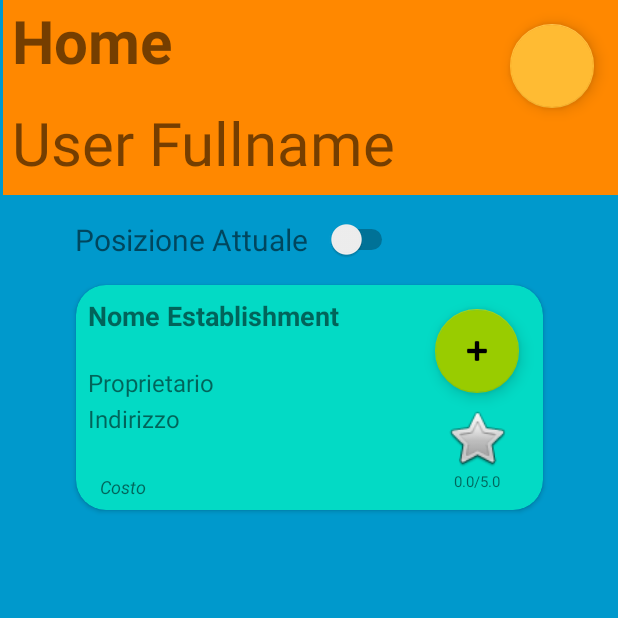
After one commit to Visco01/MyLocalBooking-IS2022, an Android app: the HomeClient screen opened directly, with no data from a screen before it, on a phone screen of 412 x 824 dp, the top half of it. The commit adds this screen. Run offline under Robolectric (Android 15) with nearby library versions, the light colour scheme and no system bars.

Commit message:
WIP Navbar

```diff
--- a/MyLocalBooking/app/build.gradle
+++ b/MyLocalBooking/app/build.gradle
@@ -46,6 +46,7 @@ dependencies {
     implementation 'com.google.android.material:material:1.6.1'
     implementation 'androidx.constraintlayout:constraintlayout:2.1.4'
     implementation 'com.google.android.gms:play-services-maps:18.0.2'
+    implementation 'androidx.fragment:fragment:1.4.1'
     testImplementation 'junit:junit:4.13.2'
     androidTestImplementation 'androidx.test.ext:junit:1.1.3'
     androidTestImplementation 'androidx.test.espresso:espresso-core:3.4.0'
--- /dev/null
+++ b/MyLocalBooking/app/src/main/java/uni/project/mylocalbooking/activities/BaseNavigationActivity.java
@@ -0,0 +1,111 @@
+package uni.project.mylocalbooking.activities;
+
+import androidx.appcompat.app.AppCompatActivity;
+
+import android.content.Intent;
+import android.os.Bundle;
+
+import com.google.android.material.bottomnavigation.BottomNavigationView;
+
+import uni.project.mylocalbooking.R;
+import uni.project.mylocalbooking.activities.client.HomeClient;
+
+public abstract class BaseNavigationActivity extends AppCompatActivity {
+
+    protected BottomNavigationView navigationView;
+    private Intent intent;
+
+    @Override
+    protected void onCreate(Bundle savedInstanceState) {
+        super.onCreate(savedInstanceState);
+        setContentView(getContentViewId());
+
+        System.out.println("View: " + getContentViewId());
+        System.out.println("R.id.navView " + R.id.navView);
+        System.out.println("findView: " + findViewById(R.id.navView));
+
+        System.out.println("T1: " + R.layout.activity_base_navigation);
+        System.out.println("T2: " + getParent());
+
+
+        // --> null # DA FIXARE #
+        navigationView = (BottomNavigationView) findViewById(R.id.navView);
+        System.out.println(navigationView); // --> null # DA FIXARE #
+        // navigationView.setOnNavigationItemSelectedListener(this); --> Deprecato
+
+        if (navigationView != null) {
+            navigationView.setOnItemSelectedListener(item -> {
+                switch (item.getItemId()) {
+                    case R.id.homeClient:
+                        intent = new Intent(getBaseContext(), HomeClient.class);
+                        startActivity(intent);
+                        return true;
+                }
+                return false;
+            });
+            // Default position
+            navigationView.setSelectedItemId(R.id.homeClient);
+        }
+        else{
+            System.out.println("DEBUG: null navigationView");
+        }
+
+    }
+/*
+
+    @Override
+    protected void onStart() {
+        super.onStart();
+        updateNavigationBarState();
+    }
+
+    // Remove inter-activity transition to avoid screen tossing on tapping bottom navigation items
+    @Override
+    public void onPause() {
+        super.onPause();
+        overridePendingTransition(0, 0);
+    }
+
+
+
+    @Override
+    public boolean onNavigationItemSelected(@NonNull MenuItem item) {
+        navigationView.postDelayed(() -> {
+            int itemId = item.getItemId();
+            System.out.println(itemId);
+            if (itemId == R.id.homeClient) {
+                System.out.println("itemId correct");
+                startActivity(new Intent(this, HomeClient.class));
+            } else if (itemId == R.id.profile) {
+                startActivity(new Intent(this, Profile.class));
+            } else if (itemId == R.id.navigation_notifications) {
+                startActivity(new Intent(this, NotificationsActivity.class));
+            } finish();
+}, 300);
+        return true;
+        }
+
+private void updateNavigationBarState(){
+        int actionId = getNavigationMenuItemId();
+        selectBottomNavigationBarItem(actionId);
+        }
+
+        void selectBottomNavigationBarItem(int itemId) {
+        Menu menu = navigationView.getMenu();
+        for (int i = 0, size = menu.size(); i < size; i++) {
+        MenuItem item = menu.getItem(i);
+        boolean shouldBeChecked = item.getItemId() == itemId;
+        if (shouldBeChecked) {
+        item.setChecked(true);
+        break;
+        }
+        }
+        }
+
+*
+* */
+    public abstract int getContentViewId();
+
+    protected abstract int getNavigationMenuItemId();
+
+}
--- a/MyLocalBooking/app/src/main/java/uni/project/mylocalbooking/activities/HomeActivity.java
+++ b/MyLocalBooking/app/src/main/java/uni/project/mylocalbooking/activities/HomeActivity.java
@@ -7,6 +7,7 @@ import android.os.Bundle;
 import android.view.View;
 import android.widget.Button;
 
+import uni.project.mylocalbooking.activities.client.HomeClient;
 import uni.project.mylocalbooking.activities.client.LandReviewActivity;
 import uni.project.mylocalbooking.activities.provider.BlackListActivity;
 
@@ -19,6 +20,7 @@ public class HomeActivity extends AppCompatActivity {
     private Button changePhone;
     private Button changeDataOfBorn;
     private Button blackListBtn;
+    private Button comirsHome;
 
     @Override
     protected void onCreate(Bundle savedInstanceState) {
@@ -30,6 +32,7 @@ public class HomeActivity extends AppCompatActivity {
         changePwdBtn = findViewById(R.id.change_pwd);
         reviewBtn = findViewById(R.id.make_review);
         changeDataOfBorn = findViewById(R.id.btn_change_DataOfBorn);
+        comirsHome = findViewById(R.id.btn_comirs_home);
 
         blackListBtn.setOnClickListener(new View.OnClickListener() {
             @Override
@@ -66,6 +69,11 @@ public class HomeActivity extends AppCompatActivity {
             }
         });
 
+        comirsHome.setOnClickListener(new View.OnClickListener() {
+            @Override
+            public void onClick(View view) { openHomeClient(); }
+        });
+
 
 
     }
@@ -95,4 +103,10 @@ public class HomeActivity extends AppCompatActivity {
         startActivity(intent);
     }
 
+    protected void openHomeClient(){
+        Intent intent = new Intent(this, HomeClient.class);
+        System.out.println("Opening Home Client Comir");
+        startActivity(intent);
+    }
+
 }
--- /dev/null
+++ b/MyLocalBooking/app/src/main/java/uni/project/mylocalbooking/activities/client/HomeClient.java
@@ -0,0 +1,26 @@
+package uni.project.mylocalbooking.activities.client;
+
+import androidx.appcompat.app.AppCompatActivity;
+
+import android.os.Bundle;
+
+import uni.project.mylocalbooking.R;
+import uni.project.mylocalbooking.activities.BaseNavigationActivity;
+
+public class HomeClient extends BaseNavigationActivity {
+
+    @Override
+    protected void onCreate(Bundle savedInstanceState) {
+        super.onCreate(savedInstanceState);
+        System.out.println("onCreate HomeClient good");
+        setContentView(R.layout.activity_home_client);
+    }
+
+    public int getContentViewId(){
+        return R.layout.activity_home_client;
+    }
+
+    public int getNavigationMenuItemId(){
+        return R.id.homeClient;
+    }
+}
--- a/MyLocalBooking/app/src/main/java/uni/project/mylocalbooking/activities/provider/BlackListActivity.java
+++ b/MyLocalBooking/app/src/main/java/uni/project/mylocalbooking/activities/provider/BlackListActivity.java
@@ -31,7 +31,7 @@ public class BlackListActivity extends AppCompatActivity {
     private void initData() {
         blackList = new ArrayList<>();
 
-        blackList.add(new Model(R.drawable.ic_baseline_person_24, "Antonio Labranca", "sonoUnaMerda@gmail.com"));
+        //blackList.add(new Model(R.drawable.ic_baseline_person_24, "Antonio Labranca", "sonoUnaMerda@gmail.com"));
         blackList.add(new Model(R.drawable.ic_baseline_person_24, "Pietro Visconti", "visco00@gmail.com"));
         blackList.add(new Model(R.drawable.ic_baseline_person_24, "Pietro Donega", "pdonega2000@gmail.com"));
         blackList.add(new Model(R.drawable.ic_baseline_person_24, "Nicola Marizza", "marizzaNicola@gmail.com"));
--- /dev/null
+++ b/MyLocalBooking/app/src/main/res/layout/activity_base_navigation.xml
@@ -0,0 +1,19 @@
+<?xml version="1.0" encoding="utf-8"?>
+<androidx.constraintlayout.widget.ConstraintLayout xmlns:android="http://schemas.android.com/apk/res/android"
+    xmlns:app="http://schemas.android.com/apk/res-auto"
+    xmlns:tools="http://schemas.android.com/tools"
+    android:layout_width="match_parent"
+    android:layout_height="match_parent"
+    tools:context=".activities.BaseNavigationActivity">
+
+    <com.google.android.material.bottomnavigation.BottomNavigationView
+        android:id="@+id/navView"
+        android:layout_width="match_parent"
+        android:layout_height="75dp"
+        app:layout_constraintBottom_toBottomOf="parent"
+        app:layout_constraintEnd_toEndOf="parent"
+        app:layout_constraintHorizontal_bias="0.5"
+        app:layout_constraintStart_toStartOf="parent"
+        app:menu="@menu/bottom_navbar"/>
+
+</androidx.constraintlayout.widget.ConstraintLayout>
--- a/MyLocalBooking/app/src/main/res/layout/activity_booker_registration.xml
+++ b/MyLocalBooking/app/src/main/res/layout/activity_booker_registration.xml
@@ -85,15 +85,15 @@
                 android:layout_height="50dp"
                 android:layout_marginTop="15dp"
                 android:background="@drawable/button_begin"
+                android:clickable="false"
+                android:cursorVisible="false"
                 android:drawableLeft="@drawable/ic_baseline_date_range_24"
                 android:drawablePadding="8dp"
-                android:hint="Date of Born"
+                android:focusable="false"
+                android:focusableInTouchMode="false"
+                android:hint="Birthday"
                 android:padding="8dp"
-                android:textColor="@color/black"
-                android:clickable="false"
-                android:cursorVisible="false"
-                android:focusable="false"
-                android:focusableInTouchMode="false">
+                android:textColor="@color/black">
 
             </EditText>
 
--- a/MyLocalBooking/app/src/main/res/layout/activity_home.xml
+++ b/MyLocalBooking/app/src/main/res/layout/activity_home.xml
@@ -71,7 +71,19 @@
         app:layout_constraintHorizontal_bias="0.771"
         app:layout_constraintStart_toStartOf="parent"
         app:layout_constraintTop_toTopOf="parent"
-        app:layout_constraintVertical_bias="0.604">
+        app:layout_constraintVertical_bias="0.604"/>
+
+    <androidx.appcompat.widget.AppCompatButton
+        android:id="@+id/btn_comirs_home"
+        android:layout_width="wrap_content"
+        android:layout_height="wrap_content"
+        android:text="Comir's Home Client"
+        app:layout_constraintBottom_toBottomOf="parent"
+        app:layout_constraintEnd_toEndOf="parent"
+        app:layout_constraintHorizontal_bias="0.758"
+        app:layout_constraintStart_toStartOf="parent"
+        app:layout_constraintTop_toTopOf="parent"
+        app:layout_constraintVertical_bias="0.872">
 
 
     </androidx.appcompat.widget.AppCompatButton>
--- /dev/null
+++ b/MyLocalBooking/app/src/main/res/layout/activity_home_client.xml
@@ -0,0 +1,188 @@
+<?xml version="1.0" encoding="utf-8"?>
+<androidx.constraintlayout.widget.ConstraintLayout xmlns:android="http://schemas.android.com/apk/res/android"
+    xmlns:app="http://schemas.android.com/apk/res-auto"
+    xmlns:tools="http://schemas.android.com/tools"
+    android:layout_width="match_parent"
+    android:layout_height="match_parent"
+    tools:context=".activities.client.HomeClient">
+
+    <View
+        android:id="@+id/body"
+        android:layout_width="wrap_content"
+        android:layout_height="wrap_content"
+        android:background="@android:color/holo_blue_dark"
+        app:layout_constraintBottom_toBottomOf="parent"
+        app:layout_constraintEnd_toEndOf="parent"
+        app:layout_constraintHorizontal_bias="1.0"
+        app:layout_constraintStart_toStartOf="parent"
+        app:layout_constraintTop_toTopOf="parent"
+        app:layout_constraintVertical_bias="1.0" />
+
+    <View
+        android:id="@+id/topBar"
+        android:layout_width="410dp"
+        android:layout_height="130dp"
+        android:background="@android:color/holo_orange_dark"
+        app:layout_constraintEnd_toEndOf="parent"
+        app:layout_constraintHorizontal_bias="1.0"
+        app:layout_constraintStart_toStartOf="parent"
+        app:layout_constraintTop_toTopOf="parent" />
+
+    <TextView
+        android:id="@+id/homeTextView"
+        android:layout_width="219dp"
+        android:layout_height="62dp"
+        android:layout_marginStart="8dp"
+        android:text="Home"
+        android:textAlignment="textStart"
+        android:textSize="40sp"
+        android:textStyle="bold"
+        app:layout_constraintStart_toStartOf="parent"
+        app:layout_constraintTop_toTopOf="parent" />
+
+    <TextView
+        android:id="@+id/userFullName"
+        android:layout_width="404dp"
+        android:layout_height="54dp"
+        android:layout_marginStart="8dp"
+        android:layout_marginTop="68dp"
+        android:text="User Fullname"
+        android:textAlignment="textStart"
+        android:textSize="40sp"
+        app:layout_constraintStart_toStartOf="parent"
+        app:layout_constraintTop_toTopOf="@+id/body" />
+
+    <com.google.android.material.floatingactionbutton.FloatingActionButton
+        android:id="@+id/notiButtonProfile"
+        android:layout_width="wrap_content"
+        android:layout_height="wrap_content"
+        android:layout_marginTop="16dp"
+        android:layout_marginEnd="16dp"
+        android:clickable="true"
+        app:backgroundTint="@android:color/holo_orange_light"
+        app:fabSize="auto"
+        app:layout_constraintEnd_toEndOf="parent"
+        app:layout_constraintTop_toTopOf="parent"
+        app:useCompatPadding="false" />
+
+    <Switch
+        android:id="@+id/posAttualeSwitch"
+        android:layout_width="wrap_content"
+        android:layout_height="wrap_content"
+        android:layout_marginStart="12dp"
+        app:layout_constraintStart_toEndOf="@+id/currentPosition"
+        app:layout_constraintTop_toTopOf="@+id/currentPosition" />
+
+    <TextView
+        android:id="@+id/currentPosition"
+        android:layout_width="wrap_content"
+        android:layout_height="wrap_content"
+        android:layout_marginTop="16dp"
+        android:text="Posizione Attuale"
+        android:textSize="20sp"
+        app:layout_constraintEnd_toEndOf="parent"
+        app:layout_constraintHorizontal_bias="0.196"
+        app:layout_constraintStart_toStartOf="@+id/body"
+        app:layout_constraintTop_toBottomOf="@+id/topBar" />
+
+    <androidx.cardview.widget.CardView
+        android:id="@+id/cardView"
+        android:layout_width="311dp"
+        android:layout_height="150dp"
+        android:layout_marginTop="60dp"
+        app:cardBackgroundColor="@color/teal_200"
+        app:cardCornerRadius="20dp"
+        app:layout_constraintEnd_toEndOf="parent"
+        app:layout_constraintStart_toStartOf="parent"
+        app:layout_constraintTop_toBottomOf="@+id/topBar">
+
+        <androidx.constraintlayout.widget.ConstraintLayout
+            android:layout_width="match_parent"
+            android:layout_height="match_parent">
+
+            <TextView
+                android:id="@+id/establishmentName"
+                android:layout_width="222dp"
+                android:layout_height="46dp"
+                android:layout_marginStart="8dp"
+                android:layout_marginTop="8dp"
+                android:text="Nome Establishment"
+                android:textAlignment="textStart"
+                android:textSize="18sp"
+                android:textStyle="bold"
+                app:layout_constraintStart_toStartOf="parent"
+                app:layout_constraintTop_toTopOf="parent" />
+
+            <TextView
+                android:id="@+id/establishmentOwner"
+                android:layout_width="222dp"
+                android:layout_height="24dp"
+                android:layout_marginStart="8dp"
+                android:text="Proprietario"
+                android:textSize="16sp"
+                app:layout_constraintStart_toStartOf="parent"
+                app:layout_constraintTop_toBottomOf="@+id/establishmentName" />
+
+            <TextView
+                android:id="@+id/establishmentAddress"
+                android:layout_width="222dp"
+                android:layout_height="48dp"
+                android:layout_marginStart="8dp"
+                android:text="Indirizzo"
+                android:textSize="16sp"
+                app:layout_constraintStart_toStartOf="parent"
+                app:layout_constraintTop_toBottomOf="@+id/establishmentOwner" />
+
+            <TextView
+                android:id="@+id/price"
+                android:layout_width="204dp"
+                android:layout_height="16dp"
+                android:layout_marginStart="16dp"
+                android:layout_marginBottom="8dp"
+                android:text="Costo"
+                android:textSize="12sp"
+                android:textStyle="italic"
+                app:layout_constraintBottom_toBottomOf="parent"
+                app:layout_constraintStart_toStartOf="parent"
+                app:layout_constraintTop_toBottomOf="@+id/establishmentAddress" />
+
+            <com.google.android.material.floatingactionbutton.FloatingActionButton
+                android:id="@+id/reserveButton"
+                android:layout_width="wrap_content"
+                android:layout_height="wrap_content"
+                android:layout_marginTop="16dp"
+                android:layout_marginEnd="16dp"
+                android:clickable="true"
+                android:contentDescription="Prenota"
+                android:src="@android:drawable/ic_input_add"
+                app:backgroundTint="@android:color/holo_green_light"
+                app:layout_constraintEnd_toEndOf="parent"
+                app:layout_constraintTop_toTopOf="parent" />
+
+            <ImageView
+                android:id="@+id/starImage"
+                android:layout_width="44dp"
+                android:layout_height="44dp"
+                android:layout_marginTop="8dp"
+                android:src="@android:drawable/btn_star"
+                app:layout_constraintEnd_toEndOf="@+id/reserveButton"
+                app:layout_constraintStart_toStartOf="@+id/reserveButton"
+                app:layout_constraintTop_toBottomOf="@+id/reserveButton" />
+
+            <TextView
+                android:id="@+id/reviewScore"
+                android:layout_width="44dp"
+                android:layout_height="15dp"
+                android:text="0.0/5.0"
+                android:textAlignment="center"
+                android:textSize="10sp"
+                app:layout_constraintEnd_toEndOf="@+id/starImage"
+                app:layout_constraintHorizontal_bias="0.0"
+                app:layout_constraintStart_toStartOf="@+id/starImage"
+                app:layout_constraintTop_toBottomOf="@+id/starImage" />
+
+        </androidx.constraintlayout.widget.ConstraintLayout>
+
+    </androidx.cardview.widget.CardView>
+
+</androidx.constraintlayout.widget.ConstraintLayout>
--- a/MyLocalBooking/app/src/main/res/menu/bottom_navbar.xml
+++ b/MyLocalBooking/app/src/main/res/menu/bottom_navbar.xml
@@ -1,9 +1,10 @@
 <?xml version="1.0" encoding="utf-8"?>
 <menu xmlns:android="http://schemas.android.com/apk/res/android">
     <item
-        android:id="@+id/home"
-        android:title="Home"
+        android:id="@+id/homeClient"
+        android:title="Home Client"
         android:icon="@drawable/ic_home_foreground"/>
+    <!--
     <item
         android:id="@+id/profile"
         android:title="Profile"
@@ -19,5 +20,5 @@
     <item
         android:id="@+id/profileProvider"
         android:title="Profile Provider"
-        android:icon="@drawable/ic_launcher_foreground"/>
+        android:icon="@drawable/ic_launcher_foreground"/> -->
 </menu>
```
Also changed, not shown: MyLocalBooking/app/src/main/AndroidManifest.xml (+16 -2 lines).
